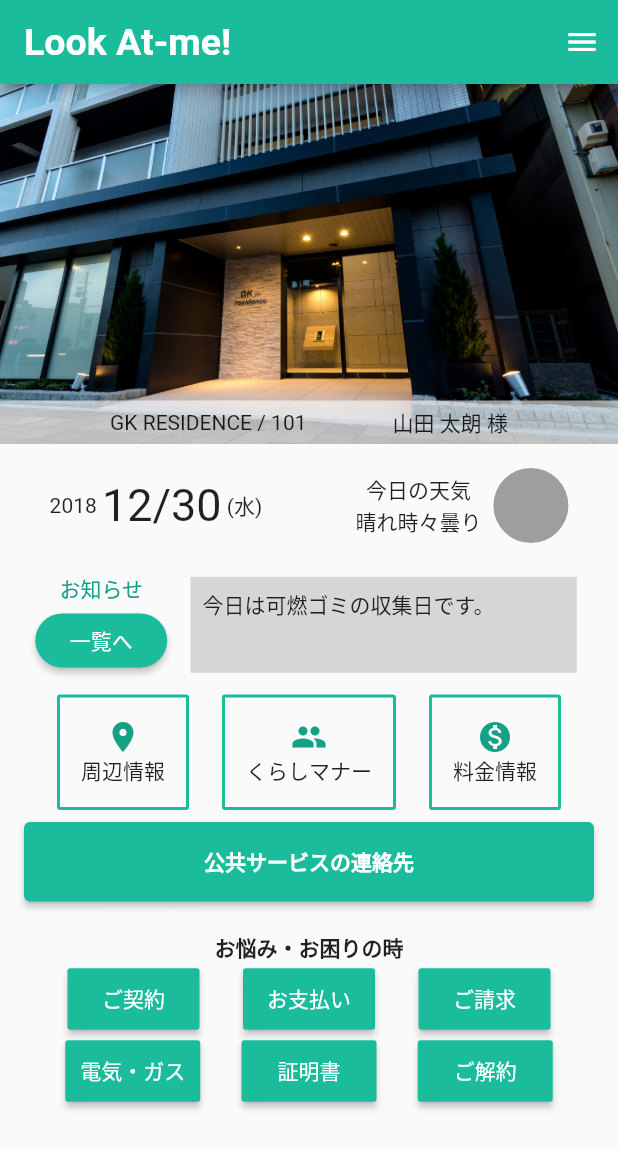
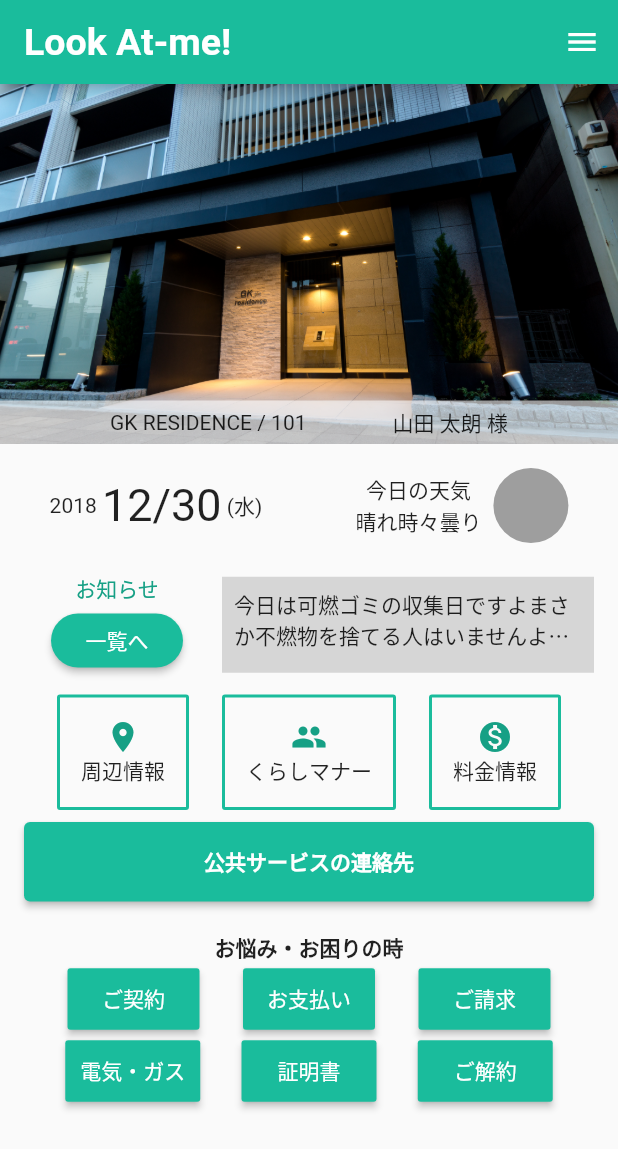
Before and after one commit to hayabusabusa/Flutter-state_management_tutorials, a Flutter app: the screen it shows after launch, on a phone screen of 412 x 824 dp. Shown: the top 1149 px of the screen. Run offline on Flutter 3.47's test engine with Material 2 defaults, Android fonts, the phone set to English and light mode, and no system bars.

Commit message:
Fix text and button contents.

```diff
--- a/old_app_me/lib/screens/home.dart
+++ b/old_app_me/lib/screens/home.dart
@@ -111,8 +111,10 @@ class Notice extends StatelessWidget {
       child: Row(
         children: <Widget>[
           // テキストとボタン
-          SizedBox(
-            width: MediaQuery.of(context).size.width / 4.0,
+          // Expanded:
+          // 比率を指定して一杯一杯に表示できる
+          Expanded(
+            flex: 1,
             child: Column(
               children: <Widget>[
                 Text('お知らせ', style: TextStyle(color: Theme.of(context).primaryColorDark)),
@@ -127,12 +129,19 @@ class Notice extends StatelessWidget {
           ),
           SizedBox(width: 8.0), // Space
           // お知らせの内容表示
-          Container(
-            padding: const EdgeInsets.all(8.0),
-            height: 64.0,
-            color: Colors.grey[350],
-            width: MediaQuery.of(context).size.width / 1.6,
-            child: Text('今日は可燃ゴミの収集日です。'),
+          Expanded(
+            flex: 2,
+            child: Container(
+              padding: const EdgeInsets.all(8.0),
+              height: 64.0,
+              color: Colors.grey[350],
+              width: MediaQuery.of(context).size.width / 1.6,
+              child: Text(
+                '今日は可燃ゴミの収集日ですよまさか不燃物を捨てる人はいませんよね？不燃物を捨ててしまった人にはペナルティがあります。',
+                maxLines: 2,
+                overflow: TextOverflow.ellipsis
+              ),
+            ),
           )
         ],
       ),
```
